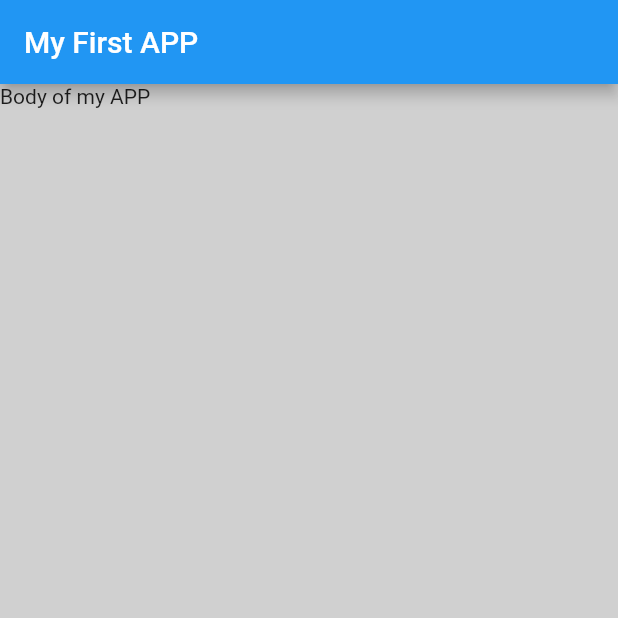
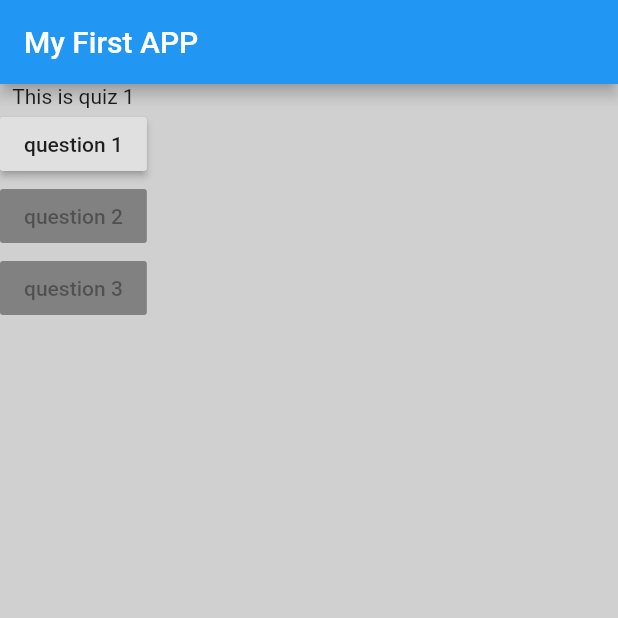
Before and after one commit to awaisOT/test1, a Flutter app: the screen it shows after launch, on a phone screen of 412 x 824 dp, the top half of it. Run offline on Flutter 3.47's test engine with Material 2 defaults, Android fonts, the phone set to English and light mode, and no system bars.

Commit message:
onclick action button function created

```diff
--- a/lib/main.dart
+++ b/lib/main.dart
@@ -5,6 +5,9 @@ void main() {
 }
 
 class MyApp extends StatelessWidget {
+  void quizlet(){
+    print('this is a quizlet');
+  }
   @override
   Widget build(BuildContext context) {
     return MaterialApp(
@@ -12,7 +15,21 @@ class MyApp extends StatelessWidget {
         appBar: AppBar(
           title: const Text('My First APP'),
         ),
-        body: const Text('Body of my APP'),
+        body: Column(children:  [
+         Text('This is quiz 1'),
+          RaisedButton(
+            onPressed: quizlet,
+            child: const Text('question 1'),
+          ),
+          const RaisedButton(
+            onPressed: null,
+            child: Text('question 2'),
+          ),
+          const RaisedButton(
+            onPressed: null,
+            child: Text('question 3'),
+          ),
+        ]),
         backgroundColor: const Color.fromARGB(226, 202, 202, 202),
       ),
     );
```
